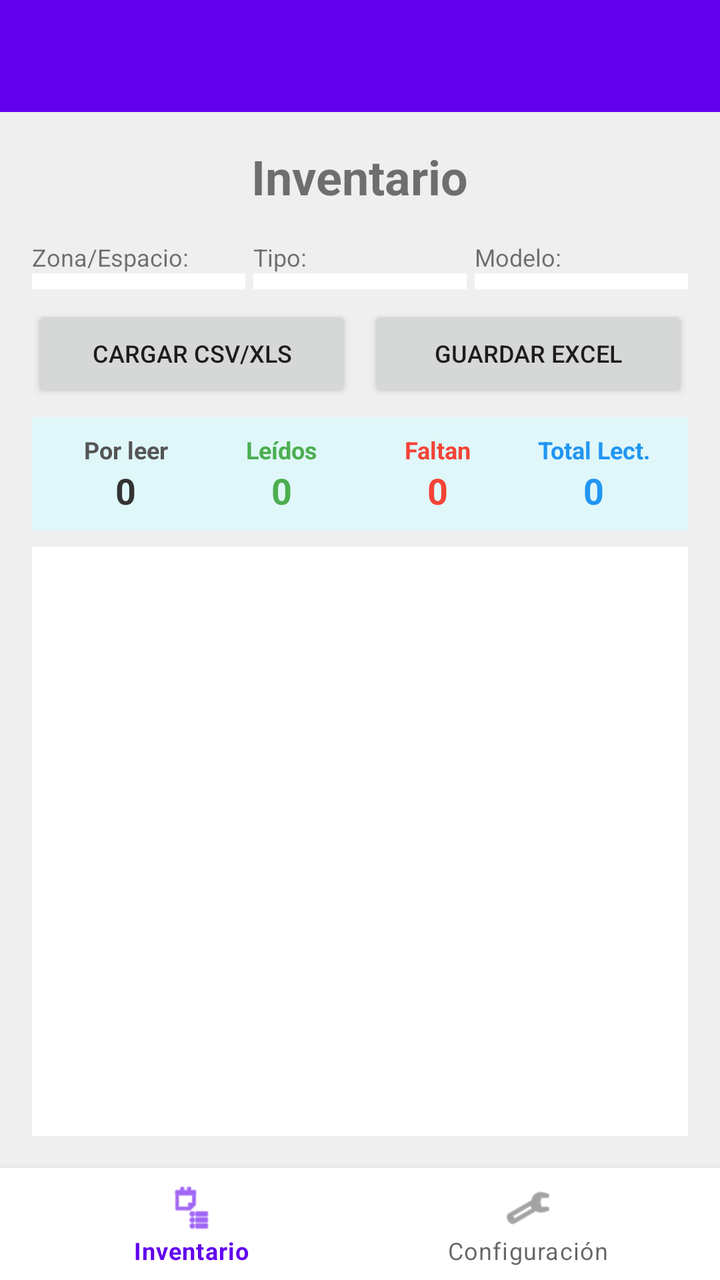
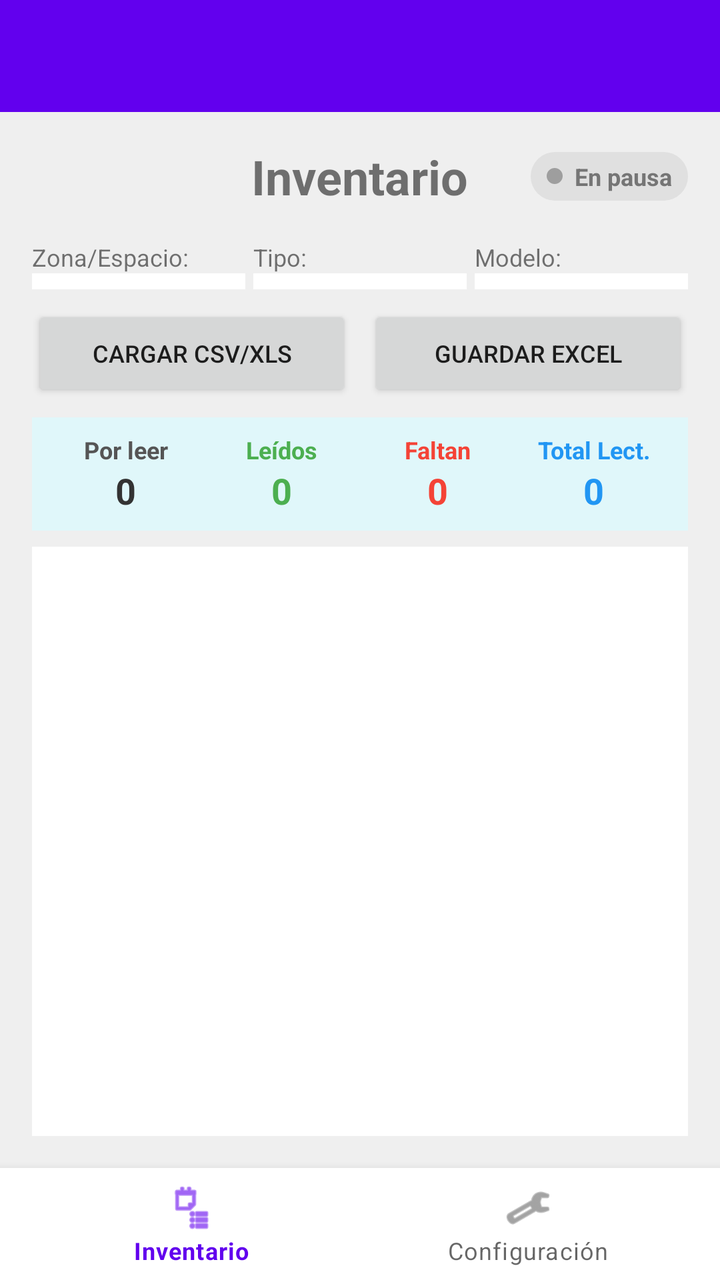

An Android layout rendered at two revisions. The XML below is the earlier revision; the diff shows what the commit changed to produce the second picture.
<!-- AndroidManifest.xml: activity theme Theme.UHFG.NoActionBar -->
<!-- res/layout/activity_room_inventory.xml -->
<?xml version="1.0" encoding="utf-8"?>
<androidx.drawerlayout.widget.DrawerLayout xmlns:android="http://schemas.android.com/apk/res/android"
    xmlns:app="http://schemas.android.com/apk/res-auto"
    android:id="@+id/drawer_layout"
    android:layout_width="match_parent"
    android:layout_height="match_parent"
    android:fitsSystemWindows="true">

    
    <LinearLayout
        android:layout_width="match_parent"
        android:layout_height="match_parent"
        android:orientation="vertical">

        
        <androidx.appcompat.widget.Toolbar
            android:id="@+id/toolbar"
            android:layout_width="match_parent"
            android:layout_height="?attr/actionBarSize"
            android:background="?attr/colorPrimary"
            android:theme="@style/ThemeOverlay.AppCompat.Dark.ActionBar"
            app:popupTheme="@style/ThemeOverlay.AppCompat.Light"/>

        <RelativeLayout
            android:layout_width="match_parent"
            android:layout_height="match_parent"
            android:background="#EFEFEF">

            <FrameLayout
                android:layout_width="match_parent"
                android:layout_height="match_parent"
                android:layout_above="@+id/bottom_navigation">

                
                <LinearLayout
                    android:id="@+id/layout_inventory"
                    android:layout_width="match_parent"
                    android:layout_height="match_parent"
                    android:orientation="vertical"
                    android:padding="16dp">

                    <TextView
                        android:layout_width="wrap_content"
                        android:layout_height="wrap_content"
                        android:text="Inventario"
                        android:textSize="24sp"
                        android:textStyle="bold"
                        android:layout_gravity="center"
                        android:layout_marginBottom="16dp"/>

                    <LinearLayout
                        android:layout_width="match_parent"
                        android:layout_height="wrap_content"
                        android:orientation="horizontal"
                        android:layout_marginBottom="8dp">

                        <LinearLayout
                            android:layout_width="0dp"
                            android:layout_height="wrap_content"
                            android:layout_weight="1"
                            android:orientation="vertical">
                            <TextView
                                android:layout_width="wrap_content"
                                android:layout_height="wrap_content"
                                android:text="Zona/Espacio:"
                                android:textSize="12sp"/>
                            <Spinner
                                android:id="@+id/spinner_rooms"
                                android:layout_width="match_parent"
                                android:layout_height="wrap_content"
                                android:background="#FFFFFF"
                                android:padding="4dp"/>
                        </LinearLayout>

                        <LinearLayout
                            android:layout_width="0dp"
                            android:layout_height="wrap_content"
                            android:layout_weight="1"
                            android:orientation="vertical"
                            android:layout_marginHorizontal="4dp">
                            <TextView
                                android:layout_width="wrap_content"
                                android:layout_height="wrap_content"
                                android:text="Tipo:"
                                android:textSize="12sp"/>
                            <Spinner
                                android:id="@+id/spinner_types"
                                android:layout_width="match_parent"
                                android:layout_height="wrap_content"
                                android:background="#FFFFFF"
                                android:padding="4dp"/>
                        </LinearLayout>

                        <LinearLayout
                            android:layout_width="0dp"
                            android:layout_height="wrap_content"
                            android:layout_weight="1"
                            android:orientation="vertical">
                            <TextView
                                android:layout_width="wrap_content"
                                android:layout_height="wrap_content"
                                android:text="Modelo:"
                                android:textSize="12sp"/>
                            <Spinner
                                android:id="@+id/spinner_models"
                                android:layout_width="match_parent"
                                android:layout_height="wrap_content"
                                android:background="#FFFFFF"
                                android:padding="4dp"/>
                        </LinearLayout>
                    </LinearLayout>

                    <LinearLayout
                        android:layout_width="match_parent"
                        android:layout_height="wrap_content"
                        android:orientation="horizontal"
                        android:layout_marginBottom="8dp">
                        <Button
                            android:id="@+id/btn_load_csv"
                            android:layout_width="0dp"
                            android:layout_height="wrap_content"
                            android:layout_weight="1"
                            android:text="Cargar CSV/XLS"
                            android:textSize="12sp"
                            android:layout_marginEnd="4dp"/>
                        <Button
                            android:id="@+id/btn_save_inventory"
                            android:layout_width="0dp"
                            android:layout_height="wrap_content"
                            android:layout_weight="1"
                            android:text="Guardar Excel"
                            android:textSize="12sp"
                            android:layout_marginStart="4dp"/>
                    </LinearLayout>

                    <LinearLayout
                        android:layout_width="match_parent"
                        android:layout_height="wrap_content"
                        android:orientation="horizontal"
                        android:background="#E0F7FA"
                        android:padding="8dp"
                        android:layout_marginBottom="8dp">

                        <LinearLayout
                            android:layout_width="0dp"
                            android:layout_height="wrap_content"
                            android:layout_weight="1"
                            android:orientation="vertical"
                            android:gravity="center">
                            <TextView
                                android:layout_width="wrap_content"
                                android:layout_height="wrap_content"
                                android:text="Por leer"
                                android:textSize="12sp"
                                android:textStyle="bold"
                                android:textColor="#555555"/>
                            <TextView
                                android:id="@+id/tv_counter_expected"
                                android:layout_width="wrap_content"
                                android:layout_height="wrap_content"
                                android:text="0"
                                android:textSize="18sp"
                                android:textStyle="bold"
                                android:textColor="#333333"/>
                        </LinearLayout>

                        <LinearLayout
                            android:layout_width="0dp"
                            android:layout_height="wrap_content"
                            android:layout_weight="1"
                            android:orientation="vertical"
                            android:gravity="center">
                            <TextView
                                android:layout_width="wrap_content"
                                android:layout_height="wrap_content"
                                android:text="Leídos"
                                android:textSize="12sp"
                                android:textStyle="bold"
                                android:textColor="#4CAF50"/>
                            <TextView
                                android:id="@+id/tv_counter_read"
                                android:layout_width="wrap_content"
                                android:layout_height="wrap_content"
                                android:text="0"
                                android:textSize="18sp"
                                android:textStyle="bold"
                                android:textColor="#4CAF50"/>
                        </LinearLayout>

                        <LinearLayout
                            android:layout_width="0dp"
                            android:layout_height="wrap_content"
                            android:layout_weight="1"
                            android:orientation="vertical"
                            android:gravity="center">
                            <TextView
                                android:layout_width="wrap_content"
                                android:layout_height="wrap_content"
                                android:text="Faltan"
                                android:textSize="12sp"
                                android:textStyle="bold"
                                android:textColor="#F44336"/>
                            <TextView
                                android:id="@+id/tv_counter_missing"
                                android:layout_width="wrap_content"
                                android:layout_height="wrap_content"
                                android:text="0"
                                android:textSize="18sp"
                                android:textStyle="bold"
                                android:textColor="#F44336"/>
                        </LinearLayout>

                        <LinearLayout
                            android:layout_width="0dp"
                            android:layout_height="wrap_content"
                            android:layout_weight="1"
                            android:orientation="vertical"
                            android:gravity="center">
                            <TextView
                                android:layout_width="wrap_content"
                                android:layout_height="wrap_content"
                                android:text="Total Lect."
                                android:textSize="12sp"
                                android:textStyle="bold"
                                android:textColor="#2196F3"/>
                            <TextView
                                android:id="@+id/tv_counter_total_reads"
                                android:layout_width="wrap_content"
                                android:layout_height="wrap_content"
                                android:text="0"
                                android:textSize="18sp"
                                android:textStyle="bold"
                                android:textColor="#2196F3"/>
                        </LinearLayout>
                    </LinearLayout>

                    <androidx.recyclerview.widget.RecyclerView
                        android:id="@+id/rv_equipment"
                        android:layout_width="match_parent"
                        android:layout_height="0dp"
                        android:layout_weight="1"
                        android:background="#FFFFFF"
                        android:padding="4dp"/>

                </LinearLayout>

                
                <LinearLayout
                    android:id="@+id/layout_settings"
                    android:layout_width="match_parent"
                    android:layout_height="match_parent"
                    android:orientation="vertical"
                    android:padding="16dp"
                    android:visibility="gone">

                    <TextView
                        android:layout_width="wrap_content"
                        android:layout_height="wrap_content"
                        android:text="Configuración"
                        android:textSize="24sp"
                        android:textStyle="bold"
                        android:layout_gravity="center"
                        android:layout_marginBottom="32dp"/>

                    <TextView
                        android:layout_width="match_parent"
                        android:layout_height="wrap_content"
                        android:text="Potencia de Lectura/Escritura"
                        android:textSize="18sp"
                        android:textStyle="bold"
                        android:layout_marginBottom="8dp"/>

                    <TextView
                        android:id="@+id/tv_power_value"
                        android:layout_width="match_parent"
                        android:layout_height="wrap_content"
                        android:text="30 dBm"
                        android:textSize="16sp"
                        android:textColor="#555555"
                        android:gravity="center"
                        android:layout_marginBottom="8dp"/>

                    <SeekBar
                        android:id="@+id/seekbar_power"
                        android:layout_width="match_parent"
                        android:layout_height="wrap_content"
                        android:max="28"
                        android:progress="25"
                        android:layout_marginBottom="32dp"/>

                    <Button
                        android:id="@+id/btn_save_settings"
                        android:layout_width="match_parent"
                        android:layout_height="60dp"
                        android:text="Guardar Configuración"
                        android:backgroundTint="#FF9800"
                        android:textColor="#FFFFFF"
                        android:textStyle="bold"
                        android:textSize="16sp"/>

                </LinearLayout>

                
                <include layout="@layout/layout_find_mode" />

            </FrameLayout>

            
            <com.google.android.material.bottomnavigation.BottomNavigationView
                android:id="@+id/bottom_navigation"
                android:layout_width="match_parent"
                android:layout_height="wrap_content"
                android:layout_alignParentBottom="true"
                app:menu="@menu/bottom_nav_menu"
                android:background="#FFFFFF"/>

        </RelativeLayout>
    </LinearLayout>

    
    <com.google.android.material.navigation.NavigationView
        android:id="@+id/nav_view"
        android:layout_width="wrap_content"
        android:layout_height="match_parent"
        android:layout_gravity="start"
        android:fitsSystemWindows="true"
        app:menu="@menu/drawer_menu" />

</androidx.drawerlayout.widget.DrawerLayout>
<!-- res/layout/layout_find_mode.xml (included above) -->
<?xml version="1.0" encoding="utf-8"?>
<LinearLayout xmlns:android="http://schemas.android.com/apk/res/android"
    android:id="@+id/layout_find"
    android:layout_width="match_parent"
    android:layout_height="match_parent"
    android:orientation="vertical"
    android:padding="16dp"
    android:visibility="gone"
    android:background="#EFEFEF">

    <TextView
        android:layout_width="wrap_content"
        android:layout_height="wrap_content"
        android:text="Modo Búsqueda"
        android:textSize="24sp"
        android:textStyle="bold"
        android:layout_gravity="center"
        android:layout_marginBottom="16dp"/>

    <LinearLayout
        android:layout_width="match_parent"
        android:layout_height="wrap_content"
        android:orientation="horizontal"
        android:gravity="center_vertical"
        android:layout_marginBottom="16dp">

        <EditText
            android:id="@+id/et_target_epc"
            android:layout_width="0dp"
            android:layout_height="wrap_content"
            android:layout_weight="1"
            android:hint="Ingrese o pegue el EPC a buscar"
            android:background="#FFFFFF"
            android:padding="12dp"
            android:textSize="16sp"/>

        <Button
            android:id="@+id/btn_set_target"
            android:layout_width="wrap_content"
            android:layout_height="wrap_content"
            android:text="Fijar"
            android:layout_marginStart="8dp"
            android:backgroundTint="#2196F3"/>
    </LinearLayout>

    <TextView
        android:layout_width="wrap_content"
        android:layout_height="wrap_content"
        android:text="Escribe para buscar (SN, EPC, Modelo, etc):"
        android:textSize="14sp"
        android:layout_marginBottom="4dp"/>

    <AutoCompleteTextView
        android:id="@+id/autocomplete_find_equipment"
        android:layout_width="match_parent"
        android:layout_height="wrap_content"
        android:background="#FFFFFF"
        android:padding="12dp"
        android:hint="Ej. SN-LAP-001"
        android:completionThreshold="1"
        android:maxLines="1"
        android:singleLine="true"
        android:layout_marginBottom="16dp"/>

    <TextView
        android:id="@+id/tv_target_epc_display"
        android:layout_width="match_parent"
        android:layout_height="wrap_content"
        android:text="Objetivo: Ninguno"
        android:textColor="#555555"
        android:textStyle="bold"
        android:gravity="center"
        android:layout_marginBottom="32dp"/>

    
    <ImageView
        android:id="@+id/iv_wifi_radar"
        android:layout_width="300dp"
        android:layout_height="300dp"
        android:layout_gravity="center"
        android:src="@drawable/layer_wifi"
        android:layout_marginBottom="16dp"/>

    <TextView
        android:id="@+id/tv_signal_percentage"
        android:layout_width="match_parent"
        android:layout_height="wrap_content"
        android:text="0%"
        android:textSize="48sp"
        android:textStyle="bold"
        android:gravity="center"
        android:textColor="#333333"
        android:layout_marginBottom="32dp"/>

    <Button
        android:id="@+id/btn_scan_find"
        android:layout_width="match_parent"
        android:layout_height="60dp"
        android:text="MANTENER PRESIONADO O PULSAR PARA BUSCAR"
        android:backgroundTint="#FF5722"
        android:textColor="#FFFFFF"
        android:textStyle="bold"
        android:textSize="16sp"/>

</LinearLayout>
<!-- resources referenced by this layout -->
<resources>
  <!-- drawable layer_wifi (drawable) -->
  <?xml version="1.0" encoding="utf-8"?>
  <layer-list xmlns:android="http://schemas.android.com/apk/res/android">
      
      <item android:id="@+id/wifi_bg" android:drawable="@drawable/ic_wifi_grey" />
  
      
      <item android:id="@+id/wifi_clip">
          <clip
              android:clipOrientation="vertical"
              android:gravity="bottom"
              android:drawable="@drawable/ic_wifi_orange" />
      </item>
  </layer-list>
  <style name="Theme.UHFG.NoActionBar">
          <item name="windowActionBar">false</item>
          <item name="windowNoTitle">true</item>
      </style>
  <!-- drawable ic_wifi_grey (drawable) -->
  <vector xmlns:android="http://schemas.android.com/apk/res/android"
      android:width="24dp"
      android:height="24dp"
      android:viewportWidth="24"
      android:viewportHeight="24">
      <path
          android:fillColor="#E0E0E0"
          android:pathData="M12,21L23.6,6.6C23.1,6.2 18.6,3 12,3C5.4,3 0.9,6.2 0.4,6.6L12,21l0,0l0,0z"/>
  </vector>
  <!-- drawable ic_wifi_orange (drawable) -->
  <vector xmlns:android="http://schemas.android.com/apk/res/android"
      android:width="24dp"
      android:height="24dp"
      android:viewportWidth="24"
      android:viewportHeight="24">
      <path
          android:fillColor="#FF9800"
          android:pathData="M12,21L23.6,6.6C23.1,6.2 18.6,3 12,3C5.4,3 0.9,6.2 0.4,6.6L12,21l0,0l0,0z"/>
  </vector>
</resources>

<!-- the commit's change to res/layout/activity_room_inventory.xml (unified diff, before → after) -->
@@ -39,14 +39,50 @@
                     android:orientation="vertical"
                     android:padding="16dp">
 
-                    <TextView
-                        android:layout_width="wrap_content"
-                        android:layout_height="wrap_content"
-                        android:text="Inventario"
-                        android:textSize="24sp"
-                        android:textStyle="bold"
-                        android:layout_gravity="center"
-                        android:layout_marginBottom="16dp"/>
+                    <RelativeLayout
+                        android:layout_width="match_parent"
+                        android:layout_height="wrap_content"
+                        android:layout_marginBottom="16dp">
+
+                        <TextView
+                            android:layout_width="wrap_content"
+                            android:layout_height="wrap_content"
+                            android:text="Inventario"
+                            android:textSize="24sp"
+                            android:textStyle="bold"
+                            android:layout_centerInParent="true"/>
+
+                        <LinearLayout
+                            android:id="@+id/layout_scan_indicator"
+                            android:layout_width="wrap_content"
+                            android:layout_height="wrap_content"
+                            android:orientation="horizontal"
+                            android:layout_alignParentRight="true"
+                            android:layout_centerVertical="true"
+                            android:gravity="center_vertical"
+                            android:background="@drawable/bg_scan_indicator_inactive"
+                            android:paddingStart="8dp"
+                            android:paddingEnd="8dp"
+                            android:paddingTop="4dp"
+                            android:paddingBottom="4dp">
+
+                            <View
+                                android:id="@+id/view_scan_dot"
+                                android:layout_width="8dp"
+                                android:layout_height="8dp"
+                                android:background="@drawable/shape_dot_inactive"
+                                android:layout_marginEnd="6dp"/>
+
+                            <TextView
+                                android:id="@+id/tv_scan_status"
+                                android:layout_width="wrap_content"
+                                android:layout_height="wrap_content"
+                                android:text="En pausa"
+                                android:textSize="12sp"
+                                android:textColor="#757575"
+                                android:textStyle="bold"/>
+                        </LinearLayout>
+                    </RelativeLayout>
 
                     <LinearLayout
                         android:layout_width="match_parent"
@@ -338,14 +374,50 @@
     android:visibility="gone"
     android:background="#EFEFEF">
 
-    <TextView
-        android:layout_width="wrap_content"
+    <RelativeLayout
+        android:layout_width="match_parent"
         android:layout_height="wrap_content"
-        android:text="Modo Búsqueda"
-        android:textSize="24sp"
-        android:textStyle="bold"
-        android:layout_gravity="center"
-        android:layout_marginBottom="16dp"/>
+        android:layout_marginBottom="16dp">
+
+        <TextView
+            android:layout_width="wrap_content"
+            android:layout_height="wrap_content"
+            android:text="Modo Búsqueda"
+            android:textSize="24sp"
+            android:textStyle="bold"
+            android:layout_centerInParent="true"/>
+
+        <LinearLayout
+            android:id="@+id/layout_scan_indicator_find"
+            android:layout_width="wrap_content"
+            android:layout_height="wrap_content"
+            android:orientation="horizontal"
+            android:layout_alignParentRight="true"
+            android:layout_centerVertical="true"
+            android:gravity="center_vertical"
+            android:background="@drawable/bg_scan_indicator_inactive"
+            android:paddingStart="8dp"
+            android:paddingEnd="8dp"
+            android:paddingTop="4dp"
+            android:paddingBottom="4dp">
+
+            <View
+                android:id="@+id/view_scan_dot_find"
+                android:layout_width="8dp"
+                android:layout_height="8dp"
+                android:background="@drawable/shape_dot_inactive"
+                android:layout_marginEnd="6dp"/>
+
+            <TextView
+                android:id="@+id/tv_scan_status_find"
+                android:layout_width="wrap_content"
+                android:layout_height="wrap_content"
+                android:text="En pausa"
+                android:textSize="12sp"
+                android:textColor="#757575"
+                android:textStyle="bold"/>
+        </LinearLayout>
+    </RelativeLayout>
 
     <LinearLayout
         android:layout_width="match_parent"
<!-- resource entries referenced after the edit -->
@@ -1,5 +1,12 @@
 <!-- resources referenced by this layout -->
 <resources>
+  <!-- drawable bg_scan_indicator_inactive (drawable) -->
+  <?xml version="1.0" encoding="utf-8"?>
+  <shape xmlns:android="http://schemas.android.com/apk/res/android"
+      android:shape="rectangle">
+      <corners android:radius="16dp"/>
+      <solid android:color="#E0E0E0"/>
+  </shape>
   <!-- drawable layer_wifi (drawable) -->
   <?xml version="1.0" encoding="utf-8"?>
   <layer-list xmlns:android="http://schemas.android.com/apk/res/android">
@@ -14,6 +21,12 @@
               android:drawable="@drawable/ic_wifi_orange" />
       </item>
   </layer-list>
+  <!-- drawable shape_dot_inactive (drawable) -->
+  <?xml version="1.0" encoding="utf-8"?>
+  <shape xmlns:android="http://schemas.android.com/apk/res/android"
+      android:shape="oval">
+      <solid android:color="#9E9E9E"/>
+  </shape>
   <style name="Theme.UHFG.NoActionBar">
           <item name="windowActionBar">false</item>
           <item name="windowNoTitle">true</item>
